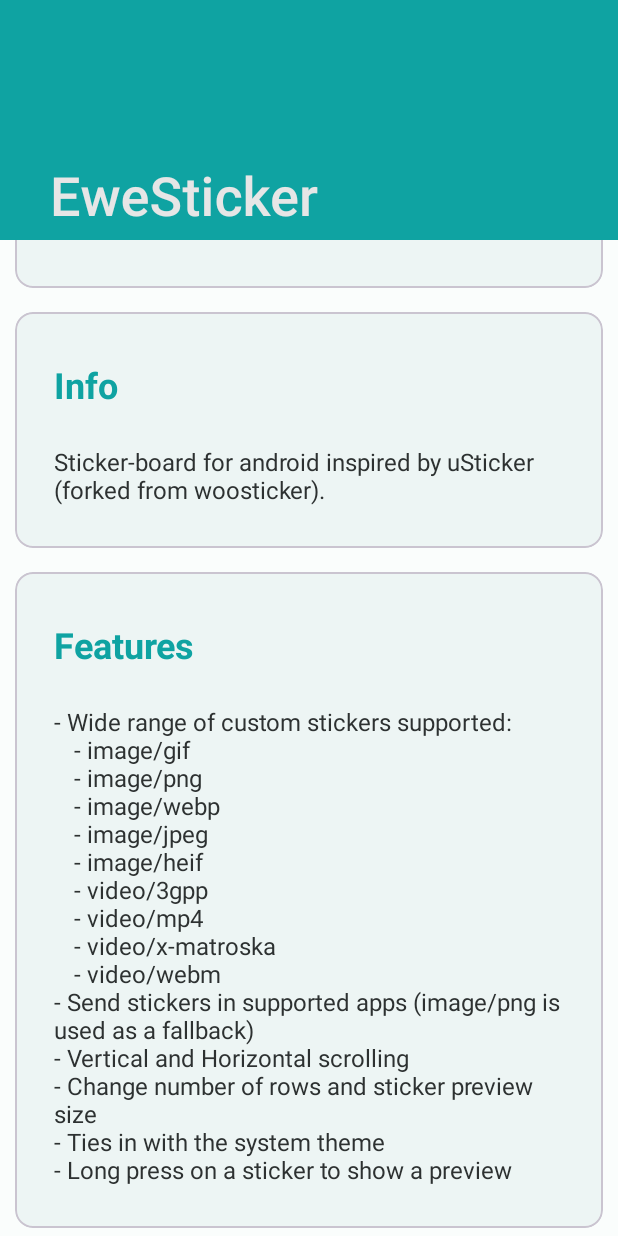
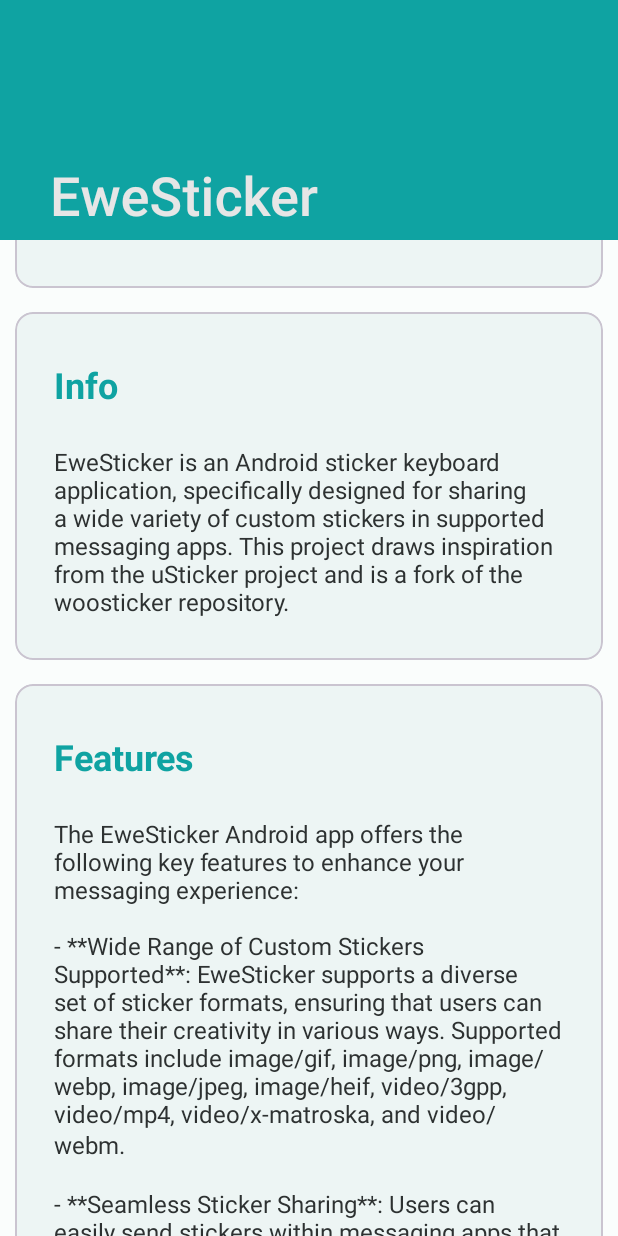
Before and after one commit to FredHappyface/Android.EweSticker, an Android app: the screen it shows after launch (MainActivity), scrolled down 929 dp, on a phone screen of 412 x 824 dp. Run offline under Robolectric (Android 15) with nearby library versions, the phone set to English and light mode, and no system bars; libraries missing offline, so code that uses them is left out: io.noties.markwon; 3 statements that could not run were skipped.

Commit message:
20230828

```diff
--- a/app/build.gradle.kts
+++ b/app/build.gradle.kts
@@ -39,8 +39,8 @@ android {
 		applicationId = "com.fredhappyface.ewesticker"
 		minSdk = 26
 		targetSdk = 33
-		versionCode = 20230825
-		versionName = "20230825"
+		versionCode = 20230828
+		versionName = "20230828"
 		testInstrumentationRunner = "androidx.test.runner.AndroidJUnitRunner"
 		setProperty("archivesBaseName", "$applicationId-$versionName")
 	}
@@ -78,6 +78,7 @@ dependencies {
 	testImplementation("androidx.test.ext:junit:1.1.5")
 	testImplementation("androidx.test.espresso:espresso-core:3.5.1")
 	implementation("com.google.code.gson:gson:2.10.1")
+	implementation("io.noties.markwon:core:4.6.2")
 }
 
 ktlint {
--- a/app/src/main/java/com/fredhappyface/ewesticker/MainActivity.kt
+++ b/app/src/main/java/com/fredhappyface/ewesticker/MainActivity.kt
@@ -17,6 +17,7 @@ import androidx.lifecycle.lifecycleScope
 import androidx.preference.PreferenceManager
 import com.fredhappyface.ewesticker.utilities.Toaster
 import com.google.android.material.progressindicator.LinearProgressIndicator
+import io.noties.markwon.Markwon
 import kotlinx.coroutines.Dispatchers
 import kotlinx.coroutines.launch
 import kotlinx.coroutines.withContext
@@ -38,6 +39,15 @@ class MainActivity : AppCompatActivity() {
 		// Inflate view
 		super.onCreate(savedInstanceState)
 		setContentView(R.layout.activity_main)
+
+		val markwon: Markwon = Markwon.create(this)
+		val featuresText = findViewById<TextView>(R.id.features_text)
+		markwon.setMarkdown(featuresText, getString(R.string.features_text))
+
+		val linksText = findViewById<TextView>(R.id.links_text)
+		markwon.setMarkdown(linksText, getString(R.string.links_text))
+
+
 		// Set late-init attrs
 		this.sharedPreferences = PreferenceManager.getDefaultSharedPreferences(this)
 		this.contextView = findViewById(R.id.activityMainRoot)
--- a/app/src/main/res/layout/activity_main.xml
+++ b/app/src/main/res/layout/activity_main.xml
@@ -291,6 +291,7 @@
 
 					<TextView
 						style="@style/body_text"
+						android:id="@+id/features_text"
 						android:text="@string/features_text" />
 				</LinearLayout>
 			</com.google.android.material.card.MaterialCardView>
@@ -341,6 +342,7 @@
 						style="@style/body_text"
 						android:autoLink="web"
 						android:linksClickable="true"
+						android:id="@+id/links_text"
 						android:text="@string/links_text" />
 				</LinearLayout>
 			</com.google.android.material.card.MaterialCardView>
--- a/app/src/main/res/mipmap-anydpi-v26/ic_launcher.xml
+++ b/app/src/main/res/mipmap-anydpi-v26/ic_launcher.xml
@@ -1,5 +1,5 @@
 <?xml version="1.0" encoding="utf-8"?>
 <adaptive-icon xmlns:android="http://schemas.android.com/apk/res/android">
-    <background android:drawable="@color/ic_launcher_background"/>
-    <foreground android:drawable="@mipmap/ic_launcher_foreground"/>
+	<background android:drawable="@color/ic_launcher_background" />
+	<foreground android:drawable="@mipmap/ic_launcher_foreground" />
 </adaptive-icon>
--- a/app/src/main/res/values/ic_launcher_background.xml
+++ b/app/src/main/res/values/ic_launcher_background.xml
@@ -1,4 +1,4 @@
 <?xml version="1.0" encoding="utf-8"?>
 <resources>
-    <color name="ic_launcher_background">#0FA9A8</color>
+	<color name="ic_launcher_background">#0FA9A8</color>
 </resources>
--- a/app/src/main/res/values/strings.xml
+++ b/app/src/main/res/values/strings.xml
@@ -27,24 +27,25 @@
 	<string name="options_icon_size_status_lbl">"Icon size: "</string>
 	<!-- Info -->
 	<string name="info_heading">Info</string>
-	<string name="info_text">Sticker-board for android inspired by uSticker (forked from woosticker).</string>
+	<string name="info_text">EweSticker is an Android sticker keyboard application, specifically designed for sharing a wide variety of custom stickers in supported messaging apps. This project draws inspiration from the uSticker project and is a fork of the woosticker repository.</string>
 	<!-- Features -->
 	<string name="features_heading">Features</string>
-	<string name="features_text">"- Wide range of custom stickers supported:
-	- image/gif
-	- image/png
-	- image/webp
-	- image/jpeg
-	- image/heif
-	- video/3gpp
-	- video/mp4
-	- video/x-matroska
-	- video/webm
-- Send stickers in supported apps (image/png is used as a fallback)
-- Vertical and Horizontal scrolling
-- Change number of rows and sticker preview size
-- Ties in with the system theme
-- Long press on a sticker to show a preview</string>
+	<string name="features_text">"The EweSticker Android app offers the following key features to enhance your messaging experience:
+
+- **Wide Range of Custom Stickers Supported**: EweSticker supports a diverse set of sticker formats, ensuring that users can share their creativity in various ways. Supported formats include image/gif, image/png, image/webp, image/jpeg, image/heif, video/3gpp, video/mp4, video/x-matroska, and video/webm.
+
+- **Seamless Sticker Sharing**: Users can easily send stickers within messaging apps that support custom media sharing using image/png as a fallback.
+
+- **Customizable Scrolling**: The app offers both vertical and horizontal scrolling options, enabling users to navigate through their sticker collection according to their preferred orientation.
+
+- **Sticker Preview Customization**: Users have the freedom to adjust the number of rows and the sticker preview size, tailoring the viewing experience to their liking and device screen dimensions.
+
+- **Integration with System Theme**: EweSticker seamlessly integrates with the system's theme, ensuring that the app's appearance aligns with the user's device-wide design choices.
+
+- **Sticker Preview on Long Press**: To facilitate sticker selection, users can long-press on a sticker to reveal a preview. This feature helps users quickly decide which sticker they want to share without the need to open the sticker collection separately.
+
+EweSticker brings a wide range of customization options, diverse format support, and integration with messaging apps. Whether users are sharing static images, animated GIFs, or even short videos, the app aims to provide an engaging and expressive way to communicate using custom stickers.</string>
+
 	<!-- How to use -->
 	<string name="how_to_use_heading">How to Use</string>
 	<string name="how_to_use_text">Select a directory containing stickers and send them in your favourite apps!</string>
@@ -54,10 +55,14 @@
 Copyright © Randy Zhou</string>
 	<!-- Links -->
 	<string name="links_heading">Links</string>
-	<string name="links_text">"- Project: https://github.com/FredHappyface/Android.EweSticker
-- Tutorial: https://github.com/FredHappyface/Android.EweSticker/blob/main/documentation/tutorials
-- Help: https://github.com/FredHappyface/Android.EweSticker/blob/main/documentation/help
-- License: https://github.com/FredHappyface/Android.EweSticker/blob/main/LICENSE.md</string>
+	<string name="links_text">"- The source code for EweSticker is available at https://github.com/FredHappyface/Android.EweSticker
+
+- The tutorials take you by the hand through a series of steps to get  started using the software. Start here if you're new: https://github.com/FredHappyface/Android.EweSticker/blob/main/documentation/tutorials
+
+- The help guide provides a starting point and outlines common issues that you may have: https://github.com/FredHappyface/Android.EweSticker/blob/main/documentation/help
+
+- MIT License
+(See the license for more information https://github.com/FredHappyface/Android.EweSticker/blob/main/LICENSE.md )</string>
 	<!-- Interactive Messages -->
 	<string name="pref_000">Preferences changed. Reload the keyboard for settings to apply</string>
 	<string name="imported_010">Starting import. This might take some time!</string>
```
Also changed, not shown: app/src/main/lint.xml (+4 -4 lines), 6 other files.
